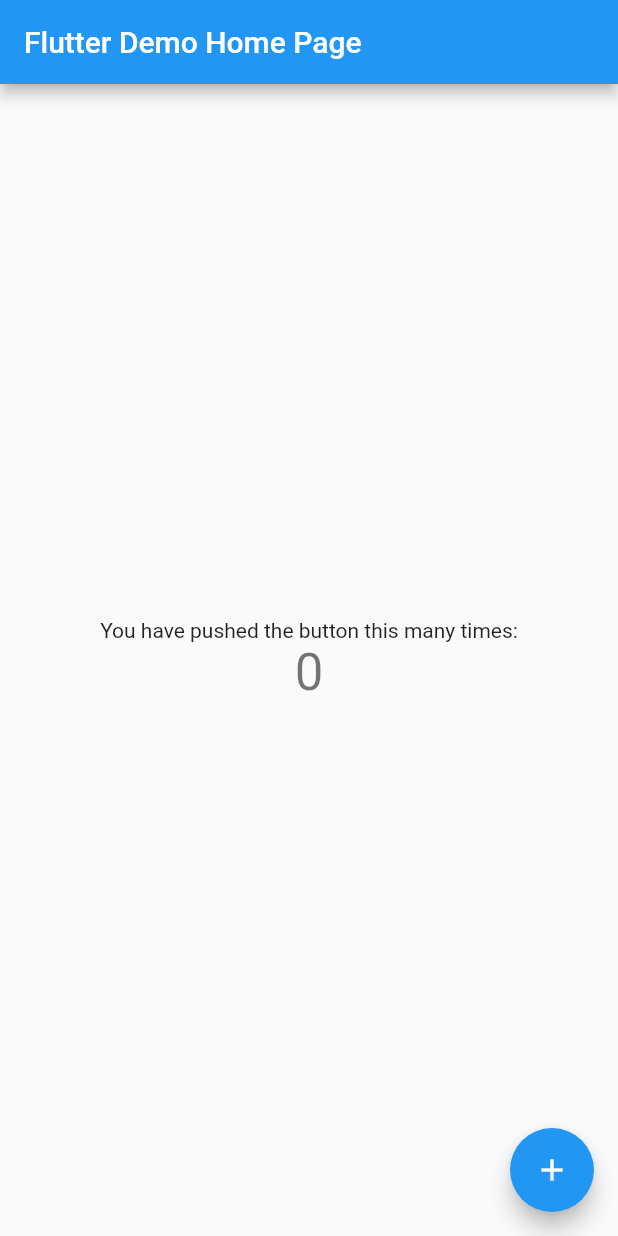
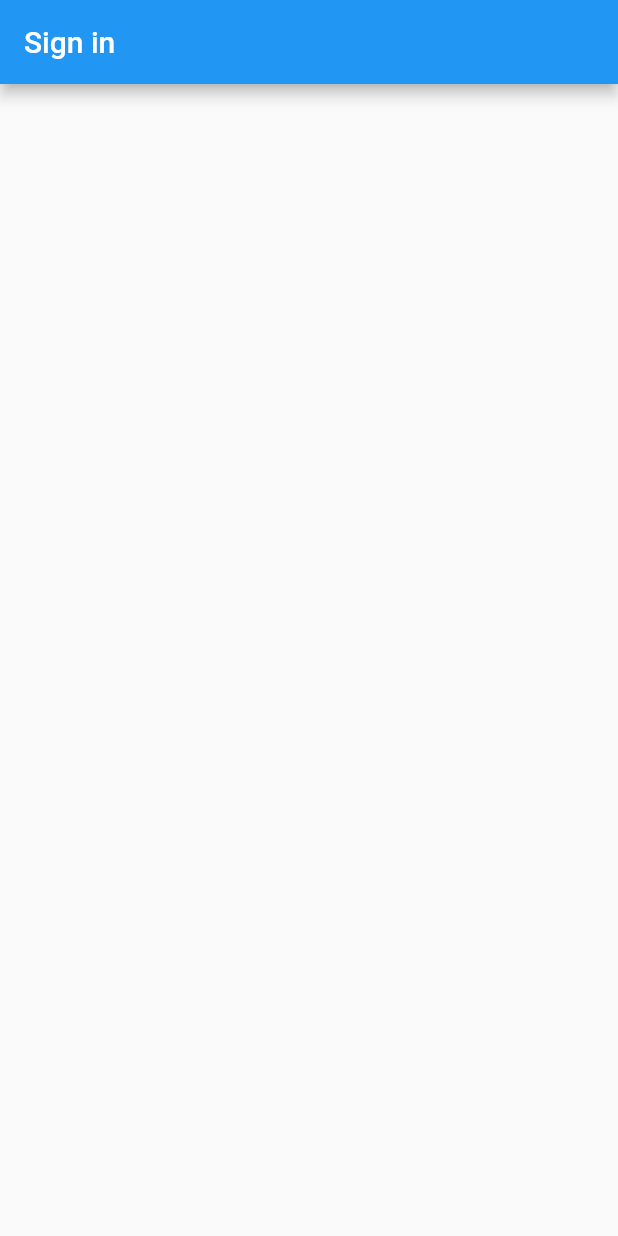
Before and after one commit to lukasstransky/FlutterStockPatterns, a Flutter app: the screen it shows after launch, on a phone screen of 412 x 824 dp. Run offline on Flutter 3.47's test engine with Material 2 defaults, Android fonts, the phone set to English and light mode, and no system bars.

```diff
--- /dev/null
+++ b/stock_patterns/lib/Setup/signIn.dart
@@ -0,0 +1,17 @@
+import 'package:flutter/material.dart';
+
+class LoginPage extends StatefulWidget {
+  @override
+  LoginPageState createState() => new LoginPageState();
+}
+
+class LoginPageState extends State<LoginPage>{
+  @override
+  Widget build(BuildContext context) {
+    return Scaffold(
+      appBar: AppBar(
+        title: Text('Sign in'),
+      ),
+    );
+  }
+}
--- a/stock_patterns/lib/main.dart
+++ b/stock_patterns/lib/main.dart
@@ -1,111 +1,17 @@
 import 'package:flutter/material.dart';
+import 'package:stock_patterns/Setup/signIn.dart';
 
 void main() => runApp(MyApp());
 
 class MyApp extends StatelessWidget {
-  // This widget is the root of your application.
   @override
   Widget build(BuildContext context) {
     return MaterialApp(
       title: 'Flutter Demo',
       theme: ThemeData(
-        // This is the theme of your application.
-        //
-        // Try running your application with "flutter run". You'll see the
-        // application has a blue toolbar. Then, without quitting the app, try
-        // changing the primarySwatch below to Colors.green and then invoke
-        // "hot reload" (press "r" in the console where you ran "flutter run",
-        // or simply save your changes to "hot reload" in a Flutter IDE).
-        // Notice that the counter didn't reset back to zero; the application
-        // is not restarted.
         primarySwatch: Colors.blue,
       ),
-      home: MyHomePage(title: 'Flutter Demo Home Page'),
+      home: LoginPage(),
     );
   }
 }
-
-class MyHomePage extends StatefulWidget {
-  MyHomePage({Key key, this.title}) : super(key: key);
-
-  // This widget is the home page of your application. It is stateful, meaning
-  // that it has a State object (defined below) that contains fields that affect
-  // how it looks.
-
-  // This class is the configuration for the state. It holds the values (in this
-  // case the title) provided by the parent (in this case the App widget) and
-  // used by the build method of the State. Fields in a Widget subclass are
-  // always marked "final".
-
-  final String title;
-
-  @override
-  _MyHomePageState createState() => _MyHomePageState();
-}
-
-class _MyHomePageState extends State<MyHomePage> {
-  int _counter = 0;
-
-  void _incrementCounter() {
-    setState(() {
-      // This call to setState tells the Flutter framework that something has
-      // changed in this State, which causes it to rerun the build method below
-      // so that the display can reflect the updated values. If we changed
-      // _counter without calling setState(), then the build method would not be
-      // called again, and so nothing would appear to happen.
-      _counter++;
-    });
-  }
-
-  @override
-  Widget build(BuildContext context) {
-    // This method is rerun every time setState is called, for instance as done
-    // by the _incrementCounter method above.
-    //
-    // The Flutter framework has been optimized to make rerunning build methods
-    // fast, so that you can just rebuild anything that needs updating rather
-    // than having to individually change instances of widgets.
-    return Scaffold(
-      appBar: AppBar(
-        // Here we take the value from the MyHomePage object that was created by
-        // the App.build method, and use it to set our appbar title.
-        title: Text(widget.title),
-      ),
-      body: Center(
-        // Center is a layout widget. It takes a single child and positions it
-        // in the middle of the parent.
-        child: Column(
-          // Column is also layout widget. It takes a list of children and
-          // arranges them vertically. By default, it sizes itself to fit its
-          // children horizontally, and tries to be as tall as its parent.
-          //
-          // Invoke "debug painting" (press "p" in the console, choose the
-          // "Toggle Debug Paint" action from the Flutter Inspector in Android
-          // Studio, or the "Toggle Debug Paint" command in Visual Studio Code)
-          // to see the wireframe for each widget.
-          //
-          // Column has various properties to control how it sizes itself and
-          // how it positions its children. Here we use mainAxisAlignment to
-          // center the children vertically; the main axis here is the vertical
-          // axis because Columns are vertical (the cross axis would be
-          // horizontal).
-          mainAxisAlignment: MainAxisAlignment.center,
-          children: <Widget>[
-            Text(
-              'You have pushed the button this many times:',
-            ),
-            Text(
-              '$_counter',
-              style: Theme.of(context).textTheme.display1,
-            ),
-          ],
-        ),
-      ),
-      floatingActionButton: FloatingActionButton(
-        onPressed: _incrementCounter,
-        tooltip: 'Increment',
-        child: Icon(Icons.add),
-      ), // This trailing comma makes auto-formatting nicer for build methods.
-    );
-  }
-}
```
